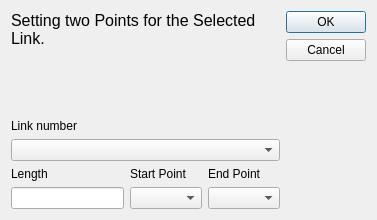
The window that core/draw/edit_link.ui (KmolYuan/Pyslvs-UI) describes before a commit, drawn with Qt 5.
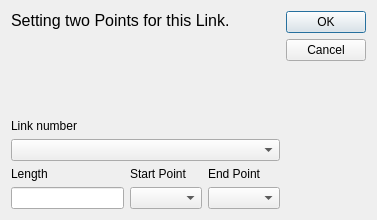
The same window after the commit. Icons and pictures are not drawn.

The edit to the form file:
```diff
--- a/core/draw/edit_link.ui
+++ b/core/draw/edit_link.ui
@@ -41,7 +41,7 @@
      <item>
       <widget class="QLabel" name="label_3">
        <property name="text">
-        <string>&lt;html&gt;&lt;head/&gt;&lt;body&gt;&lt;p&gt;&lt;span style=&quot; font-size:12pt;&quot;&gt;Setting two Points for the Selected Link.&lt;/span&gt;&lt;/p&gt;&lt;/body&gt;&lt;/html&gt;</string>
+        <string>&lt;html&gt;&lt;head/&gt;&lt;body&gt;&lt;p&gt;&lt;span style=&quot; font-size:12pt;&quot;&gt;Setting two Points for this Link.&lt;/span&gt;&lt;/p&gt;&lt;/body&gt;&lt;/html&gt;</string>
        </property>
        <property name="textFormat">
         <enum>Qt::RichText</enum>
```
